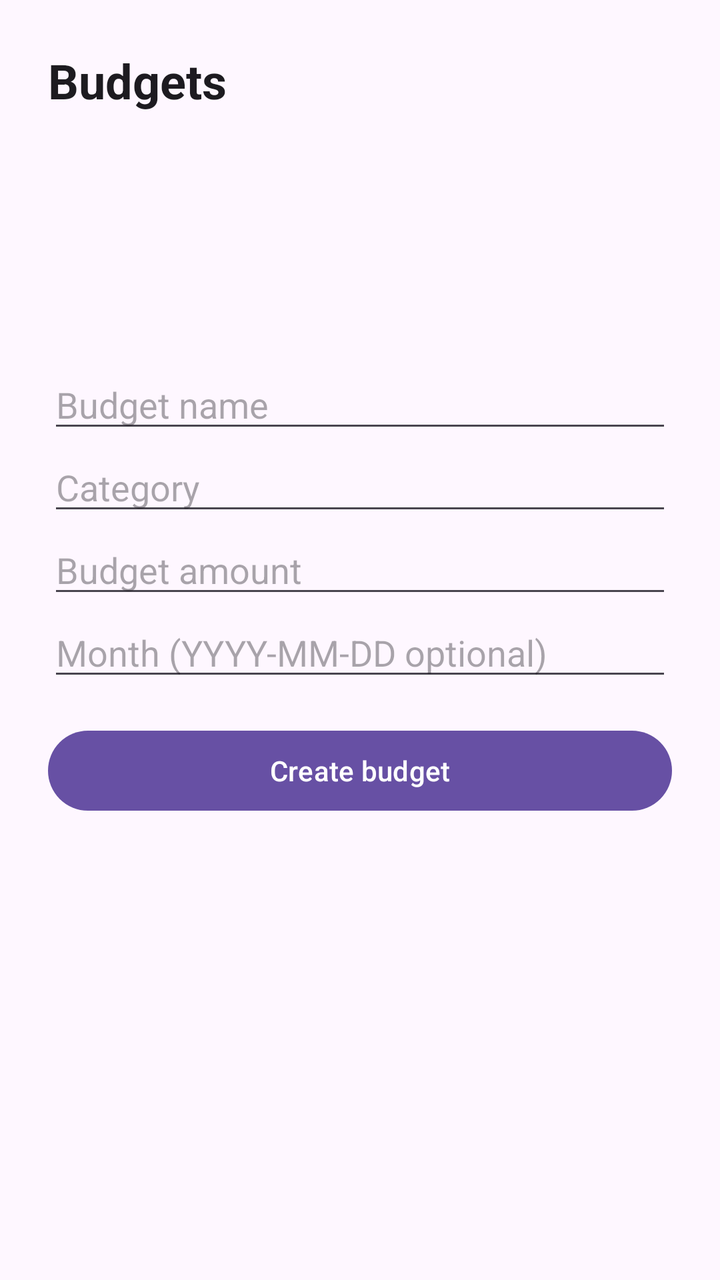
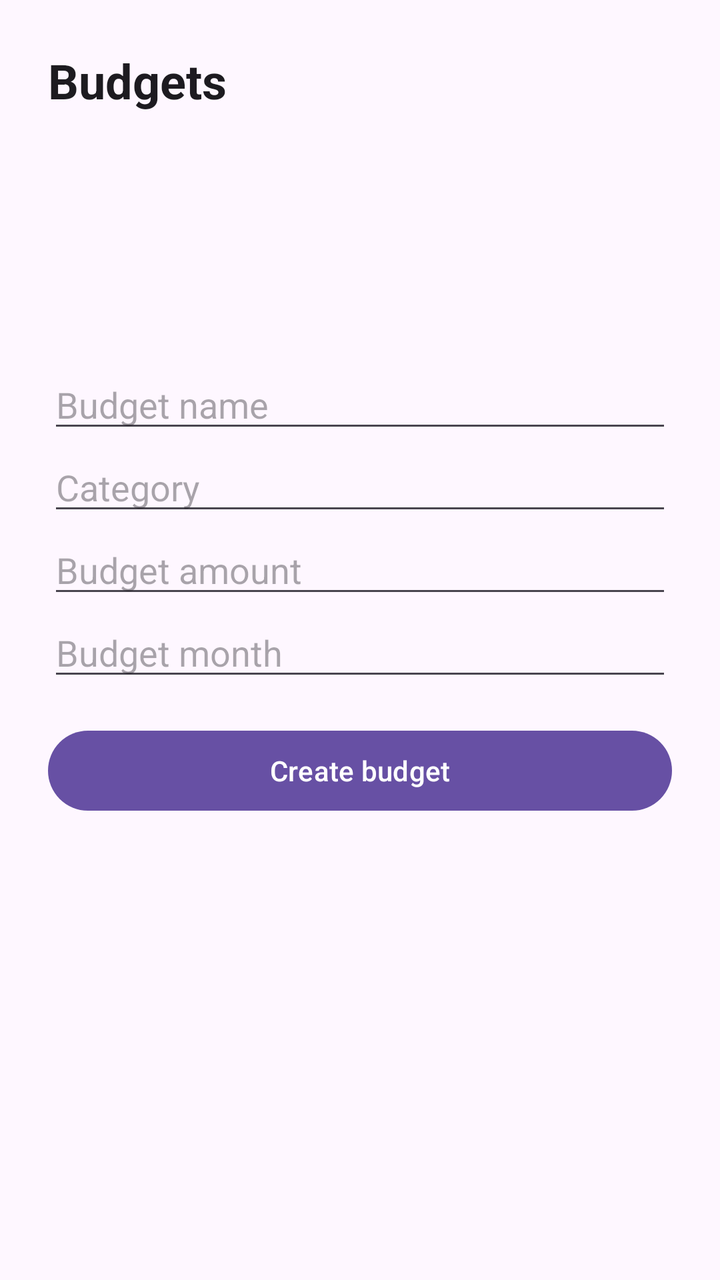

Compare the two renders of this Android layout. The source of the first and the diff that turns it into the second are given below.
<!-- AndroidManifest.xml: application theme AppTheme -->
<!-- res/layout/fragment_budget.xml -->
<?xml version="1.0" encoding="utf-8"?>

<ScrollView xmlns:android="http://schemas.android.com/apk/res/android"
    android:layout_width="match_parent"
    android:layout_height="match_parent">

    <LinearLayout
        android:layout_width="match_parent"
        android:layout_height="wrap_content"
        android:orientation="vertical"
        android:padding="24dp">

        <TextView
            android:layout_width="match_parent"
            android:layout_height="wrap_content"
            android:text="Budgets"
            android:textAppearance="?attr/textAppearanceHeadlineSmall"
            android:textStyle="bold" />

        <TextView
            android:id="@+id/budget_status"
            android:layout_width="match_parent"
            android:layout_height="wrap_content"
            android:layout_marginTop="12dp" />

        <TextView
            android:id="@+id/budget_summary"
            android:layout_width="match_parent"
            android:layout_height="wrap_content"
            android:layout_marginTop="16dp"
            android:textSize="16sp" />

        <TextView
            android:id="@+id/budget_list"
            android:layout_width="match_parent"
            android:layout_height="wrap_content"
            android:layout_marginTop="16dp" />

        <EditText
            android:id="@+id/budget_name_input"
            android:layout_width="match_parent"
            android:layout_height="wrap_content"
            android:layout_marginTop="20dp"
            android:hint="Budget name"
            android:inputType="textCapSentences" />

        <EditText
            android:id="@+id/budget_category_input"
            android:layout_width="match_parent"
            android:layout_height="wrap_content"
            android:hint="Category"
            android:inputType="textCapSentences" />

        <EditText
            android:id="@+id/budget_amount_input"
            android:layout_width="match_parent"
            android:layout_height="wrap_content"
            android:hint="Budget amount"
            android:inputType="numberDecimal" />

        <EditText
            android:id="@+id/budget_month_input"
            android:layout_width="match_parent"
            android:layout_height="wrap_content"
            android:hint="Month (YYYY-MM-DD optional)"
            android:inputType="date" />

        <Button
            android:id="@+id/create_budget_button"
            android:layout_width="match_parent"
            android:layout_height="wrap_content"
            android:layout_marginTop="16dp"
            android:text="Create budget" />

    </LinearLayout>
</ScrollView>
<!-- resources referenced by this layout -->
<resources>
  <style name="AppTheme" parent="Base.AppTheme" />
  <style name="Base.AppTheme" parent="Theme.Material3.DayNight.NoActionBar">
      
      
    </style>
</resources>

<!-- the commit's change to res/layout/fragment_budget.xml (unified diff, before → after) -->
@@ -62,8 +62,10 @@
             android:id="@+id/budget_month_input"
             android:layout_width="match_parent"
             android:layout_height="wrap_content"
-            android:hint="Month (YYYY-MM-DD optional)"
-            android:inputType="date" />
+            android:hint="Budget month"
+            android:focusable="false"
+            android:clickable="true"
+            android:inputType="none" />
 
         <Button
             android:id="@+id/create_budget_button"
